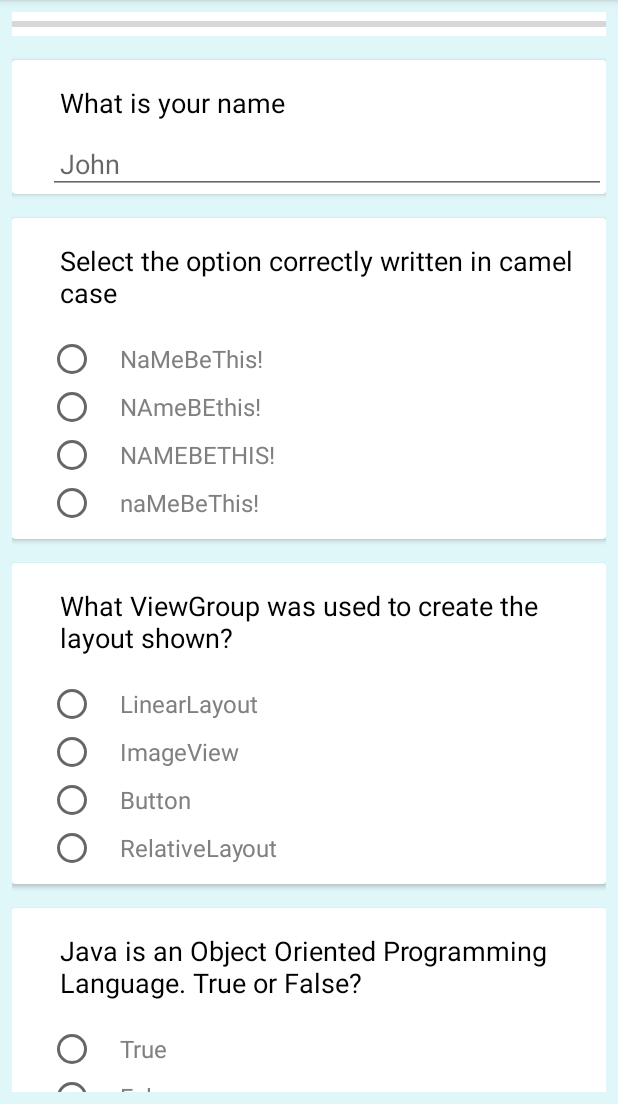
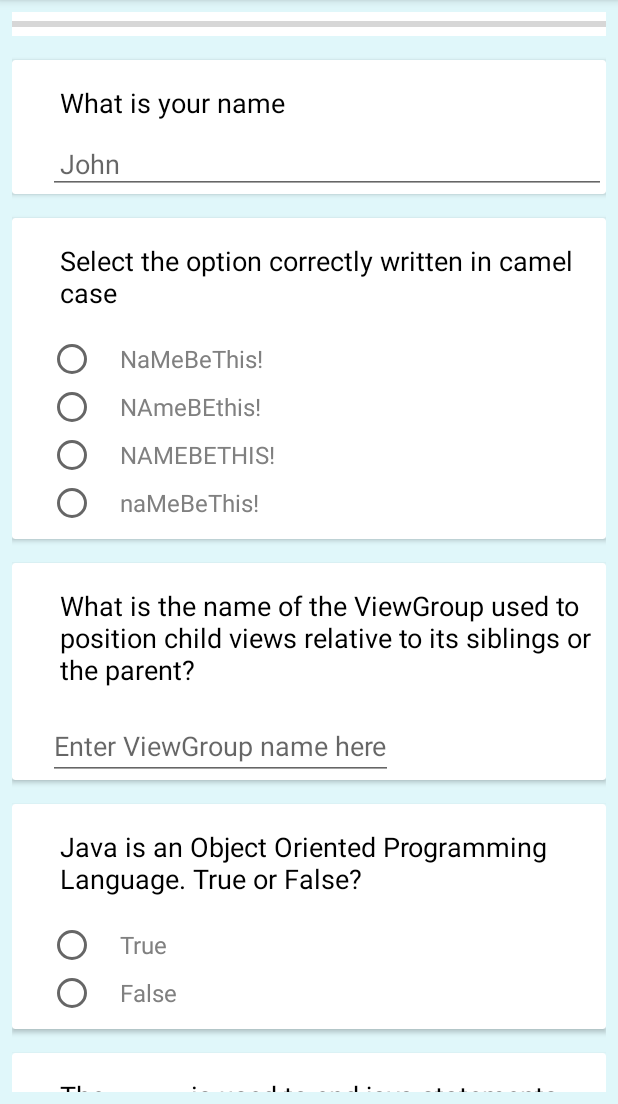
Before and after one commit to zizoh/QuizApp-App, an Android app: the screen it shows after launch (MainActivity), on a phone screen of 412 x 824 dp, the part 132-1236 px from its top. Run offline under Robolectric (Android 15) with nearby library versions, the phone set to English and light mode, and no system bars.

```diff
--- a/app/src/main/AndroidManifest.xml
+++ b/app/src/main/AndroidManifest.xml
@@ -8,8 +8,11 @@
         android:label="@string/app_name"
         android:roundIcon="@mipmap/ic_launcher_round"
         android:supportsRtl="true"
+
         android:theme="@style/QuizAppTheme">
-        <activity android:name=".MainActivity">
+        <activity
+            android:name=".MainActivity"
+            android:windowSoftInputMode="stateHidden">
             <intent-filter>
                 <action android:name="android.intent.action.MAIN" />
 
--- a/app/src/main/res/layout/activity_main.xml
+++ b/app/src/main/res/layout/activity_main.xml
@@ -50,6 +50,7 @@
                     android:orientation="vertical">
 
                     <TextView
+                        android:id="@+id/username_text"
                         android:layout_width="match_parent"
                         android:layout_height="wrap_content"
                         android:padding="8dp"
@@ -63,8 +64,6 @@
                         android:layout_height="wrap_content"
                         android:hint="@string/username_hint"
                         android:inputType="textPersonName"
-                        android:nextFocusLeft="@id/username"
-                        android:nextFocusUp="@id/username"
                         android:padding="8dp" />
 
                 </LinearLayout>
@@ -169,6 +168,7 @@
                     android:orientation="vertical">
 
                     <TextView
+                        android:id="@+id/questionTwoText"
                         android:layout_width="wrap_content"
                         android:layout_height="wrap_content"
                         android:layout_marginBottom="8dp"
@@ -177,56 +177,11 @@
                         android:textColor="@color/questionTextColor"
                         android:textSize="18sp" />
 
-                    <RadioGroup
+                    <EditText
+                        android:id="@+id/question_two_answer_edittext"
                         android:layout_width="wrap_content"
                         android:layout_height="wrap_content"
-                        android:layout_marginBottom="8dp"
-                        android:orientation="vertical">
-
-                        <RadioButton
-                            android:id="@+id/question_two_radio_button_a"
-                            android:layout_width="wrap_content"
-                            android:layout_height="wrap_content"
-                            android:onClick="onQuestionTwoRadioButtonClicked"
-                            android:paddingEnd="16dp"
-                            android:paddingStart="16dp"
-                            android:text="@string/questionTwoRadioButtonA"
-                            android:textColor="@color/radioButtonColor"
-                            android:textSize="16sp" />
-
-                        <RadioButton
-                            android:id="@+id/question_two_radio_button_b"
-                            android:layout_width="wrap_content"
-                            android:layout_height="wrap_content"
-                            android:onClick="onQuestionTwoRadioButtonClicked"
-                            android:paddingEnd="16dp"
-                            android:paddingStart="16dp"
-                            android:text="@string/questionTwoRadioButtonB"
-                            android:textColor="@color/radioButtonColor"
-                            android:textSize="16sp" />
-
-                        <RadioButton
-                            android:id="@+id/question_two_radio_button_c"
-                            android:layout_width="wrap_content"
-                            android:layout_height="wrap_content"
-                            android:onClick="onQuestionTwoRadioButtonClicked"
-                            android:paddingEnd="16dp"
-                            android:paddingStart="16dp"
-                            android:text="@string/questionTwoRadioButtonC"
-                            android:textColor="@color/radioButtonColor"
-                            android:textSize="16sp" />
-
-                        <RadioButton
-                            android:id="@+id/question_two_radio_button_d"
-                            android:layout_width="wrap_content"
-                            android:layout_height="wrap_content"
-                            android:onClick="onQuestionTwoRadioButtonClicked"
-                            android:paddingEnd="16dp"
-                            android:paddingStart="16dp"
-                            android:text="@string/questionTwoRadioButtonD"
-                            android:textColor="@color/radioButtonColor"
-                            android:textSize="16sp" />
-                    </RadioGroup>
+                        android:hint="@string/questionTwoAnswerHint" />
 
                 </LinearLayout>
 
--- a/app/src/main/res/values/strings.xml
+++ b/app/src/main/res/values/strings.xml
@@ -13,11 +13,8 @@
     <string name="questionOneRadioButtonD">naMeBeThis!</string>
 
     <!--Question 2 -->
-    <string name="questionTwoText">What ViewGroup was used to create the layout shown?</string>
-    <string name="questionTwoRadioButtonA">LinearLayout</string>
-    <string name="questionTwoRadioButtonB">ImageView</string>
-    <string name="questionTwoRadioButtonC">Button</string>
-    <string name="questionTwoRadioButtonD">RelativeLayout</string>
+    <string name="questionTwoText">What is the name of the ViewGroup used to position child views relative to its siblings or the parent?</string>
+    <string name="questionTwoAnswerHint">Enter ViewGroup name here</string>
 
     <!--Question 3 -->
     <string name="questionThreeText">Java is an Object Oriented Programming Language. True or False?</string>
```
Also changed, not shown: app/src/main/java/com/example/android/quizapp/MainActivity.java (+78 -62 lines).
